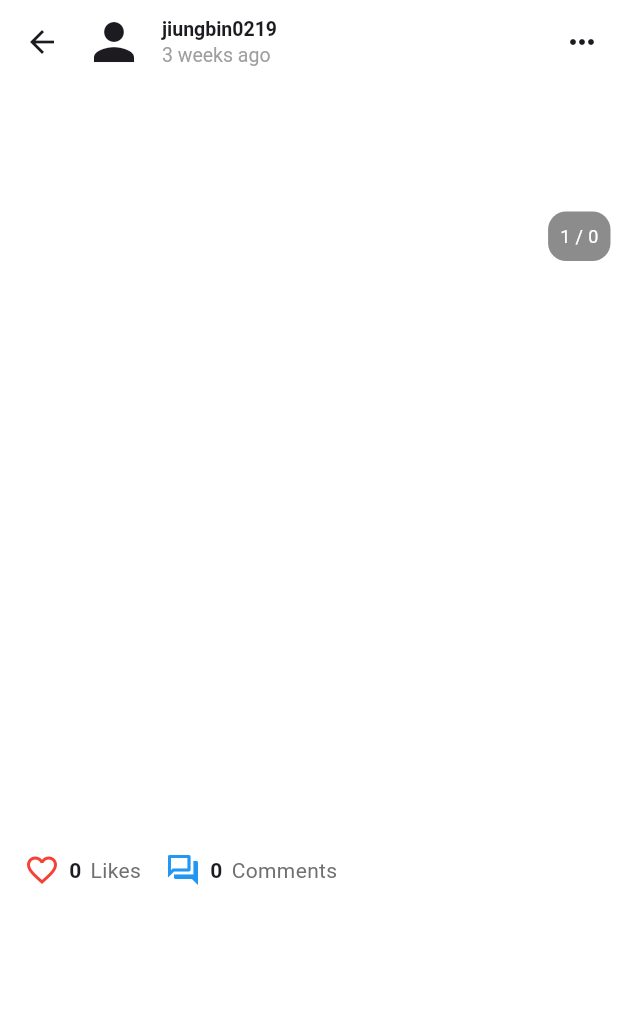
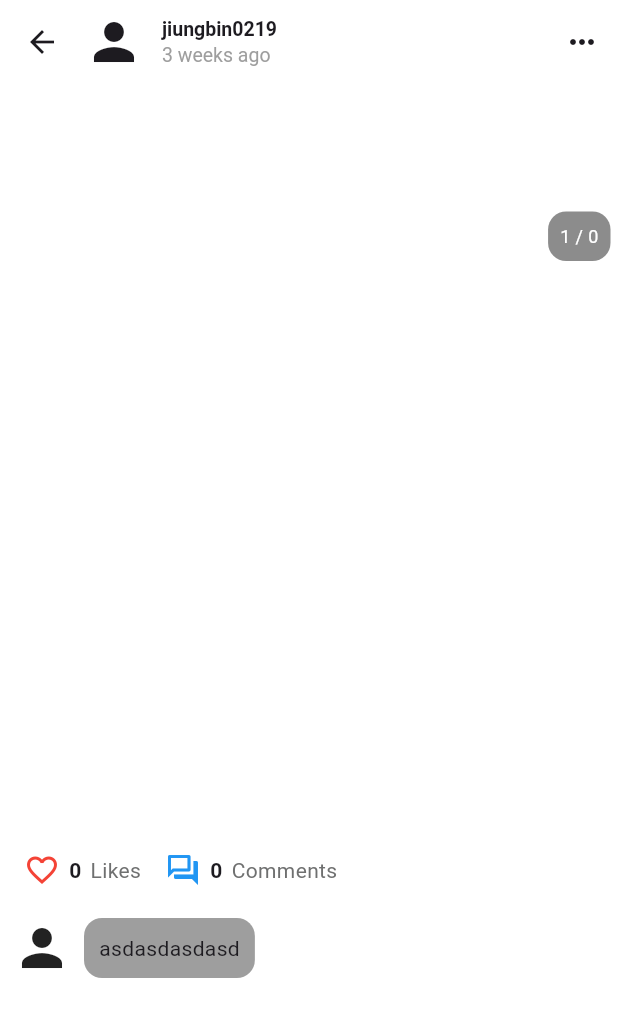
Before and after one commit to binbin0219/social_media_mobile, a Flutter app: the PostPage screen opened directly with empty values, on a phone screen of 412 x 824 dp. Shown: the top 1017 px of the screen. Run offline on Flutter 3.47's test engine with Material 3 defaults, Android fonts, the light colour scheme and no system bars; our stand-ins replace dio, flutter_dotenv, flutter_riverpod, shimmer, video_player; missing offline and left inert: cookie_jar, dio_cookie_manager, stomp_dart_client; network calls fail; statements that could not run were skipped.

Commit message:
Added part of static post comment UI

```diff
--- a/lib/screens/post_page.dart
+++ b/lib/screens/post_page.dart
@@ -6,6 +6,7 @@ import 'package:social_media_mobile/widgets/post_card.dart' as post_widget;
 import 'package:social_media_mobile/widgets/post_comment_button.dart';
 import 'package:social_media_mobile/widgets/post_header.dart';
 import 'package:social_media_mobile/widgets/post_like_button.dart';
+import 'package:social_media_mobile/widgets/user_avatar.dart';
 
 class PostPage extends StatefulWidget {
 
@@ -73,7 +74,30 @@ class PostPageState extends State<PostPage> {
 
           const SizedBox(height: 16),
 
+          Padding(
+            padding: _pagePadding,
+            child: Row(
+              children: [
 
+                UserAvatar(
+                  userId: post.user.id,
+                  width: 40,
+                  height: 40,
+                ),
+
+                const SizedBox(width: 8),
+
+                Container(
+                  padding: EdgeInsets.all(10),
+                  decoration: BoxDecoration(
+                    borderRadius: BorderRadius.all(Radius.circular(12)),
+                    color: Colors.grey
+                  ),
+                  child: Text('asdasdasdasd'),
+                )
+              ],
+            ),
+          )
         ],
       )
     );
```
